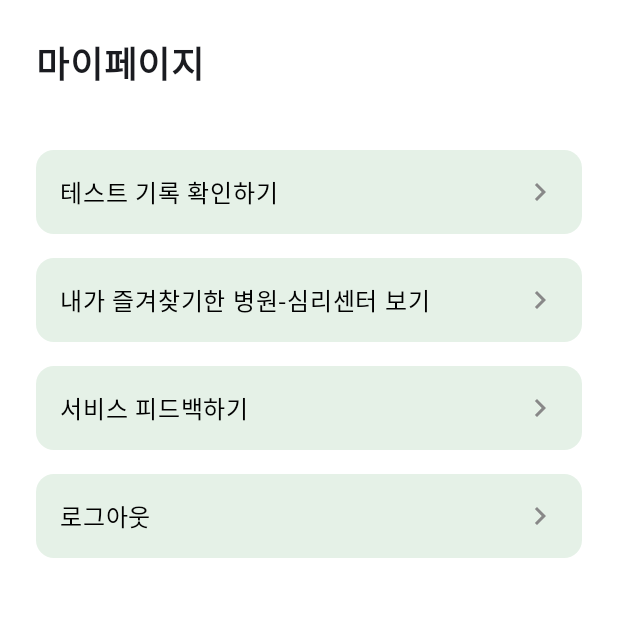
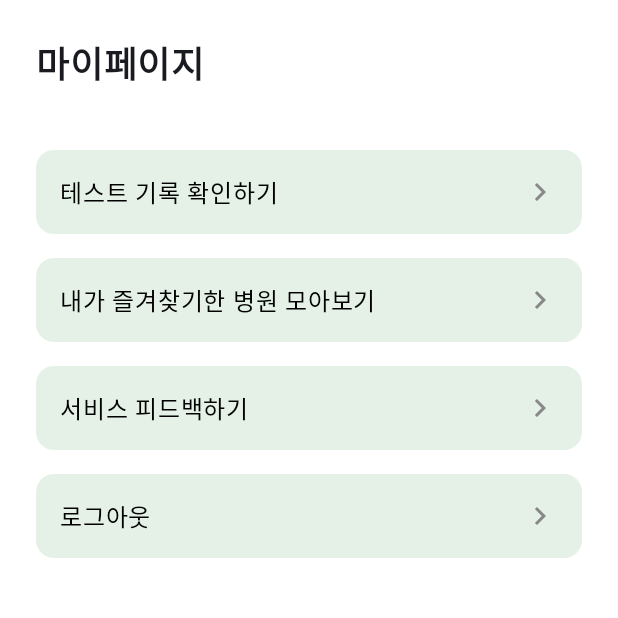
Before and after one commit to Team-Gomgomee/Gomgomee-Android, an Android app built with Jetpack Compose: the MyPageScreen screen opened through its navigation route, on a phone screen of 412 x 824 dp, the top half of it. Run offline under Robolectric (Android 15) with nearby library versions, the phone set to English and light mode, and no system bars.

Commit message:
[chore] : "병원/심리 센터" -> "병원" 멘트 수정

```diff
--- a/app/src/main/java/com/konkuk/gomgomee/presentation/findcare/UpperScreen.kt
+++ b/app/src/main/java/com/konkuk/gomgomee/presentation/findcare/UpperScreen.kt
@@ -32,7 +32,7 @@ fun UpperScreen(modifier: Modifier = Modifier) {
         verticalAlignment = Alignment.Bottom
     ) {
         Text(
-            text = "곰곰이랑\n병원 · 심리센터 찾아보기 !",
+            text = "곰곰이랑\n병원 위치 찾아보기 !",
             fontSize = 23.sp,
             color = Color.Black,
             fontWeight = FontWeight.Bold
--- a/app/src/main/java/com/konkuk/gomgomee/presentation/mypage/FavoriteInstitutionsScreen.kt
+++ b/app/src/main/java/com/konkuk/gomgomee/presentation/mypage/FavoriteInstitutionsScreen.kt
@@ -37,7 +37,7 @@ fun FavoriteInstitutionsScreen(
             .padding(24.dp)
     ) {
         Text(
-            text = "즐겨찾기한 기관",
+            text = "즐겨찾기한 병원",
             fontSize = 24.sp,
             fontWeight = FontWeight.Bold,
             modifier = Modifier.padding(bottom = 16.dp)
--- a/app/src/main/java/com/konkuk/gomgomee/presentation/mypage/MyPageScreen.kt
+++ b/app/src/main/java/com/konkuk/gomgomee/presentation/mypage/MyPageScreen.kt
@@ -49,7 +49,7 @@ fun MyPageScreen(
         )
 
         MenuButton(
-            text = "내가 즐겨찾기한 병원-심리센터 보기",
+            text = "내가 즐겨찾기한 병원 모아보기",
             onClick = { navController.navigate(Route.FavoriteInstitutions.route) }
         )
 
```
